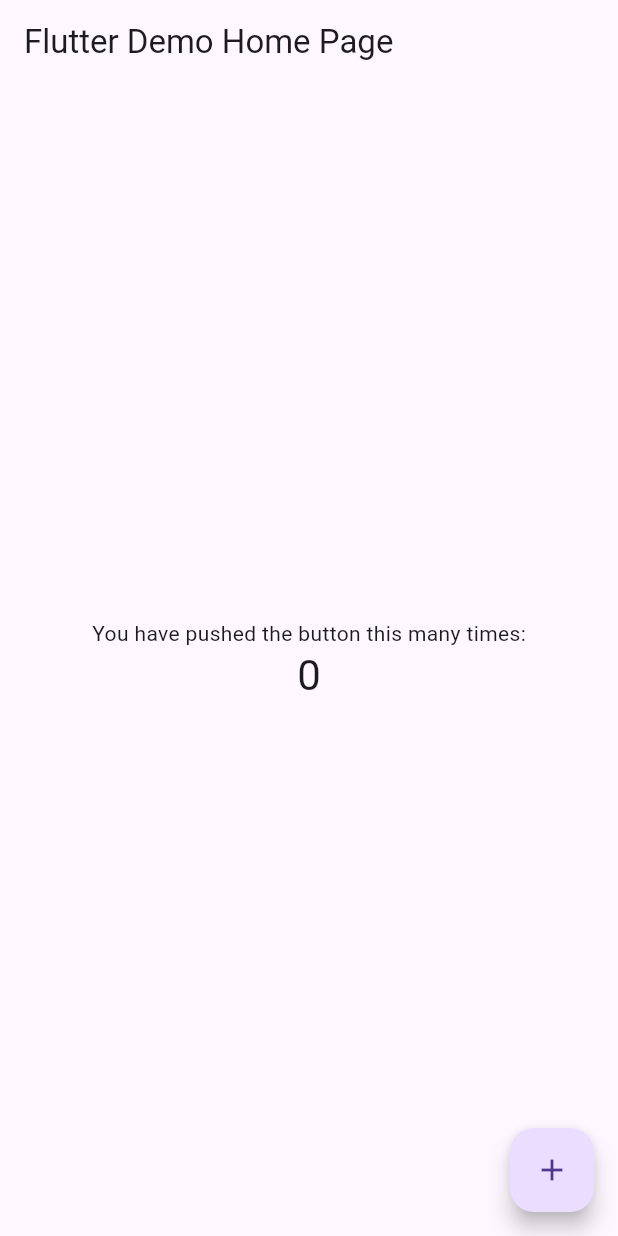
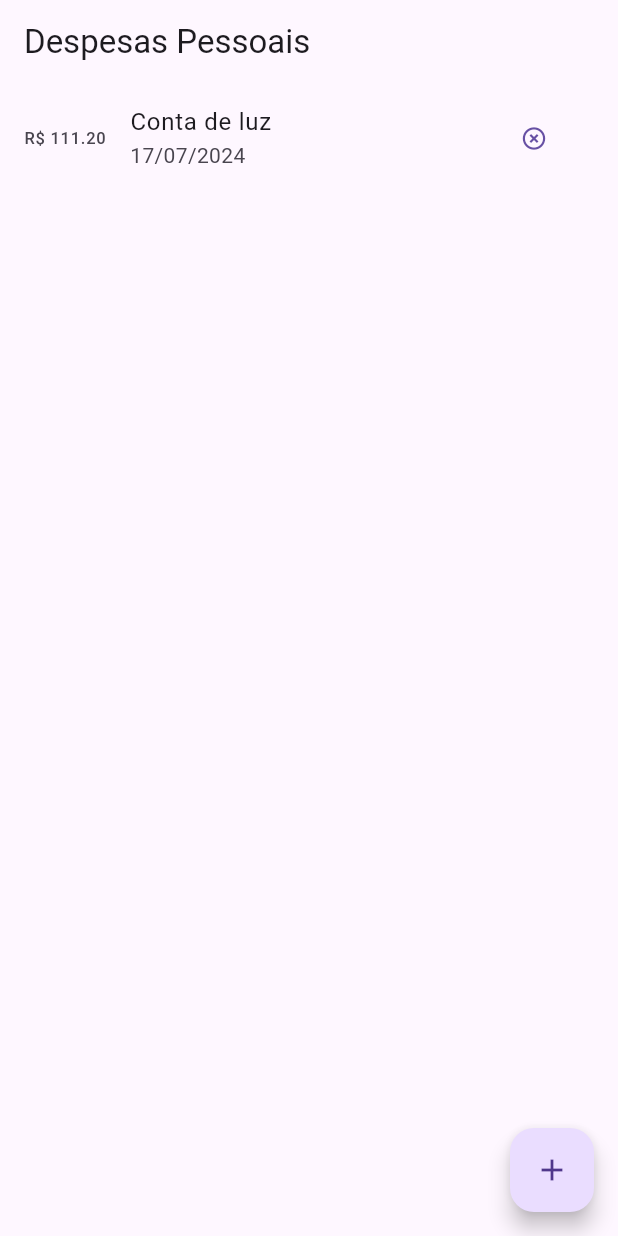
Before and after one commit to Jessyka/flutter-course, a Flutter app: the screen it shows after launch, on a phone screen of 412 x 824 dp. Run offline on Flutter 3.47's test engine with Material 3 defaults, Android fonts, the phone set to English and light mode, and no system bars; our stand-ins replace date_format.

Commit message:
primeira licao: criacao de formulario

```diff
--- a/expenses/lib/main.dart
+++ b/expenses/lib/main.dart
@@ -1,113 +1,20 @@
 import 'package:flutter/material.dart';
+
+import 'screens/home.dart';
 
 void main() {
   runApp(MyApp());
 }
 
 class MyApp extends StatelessWidget {
-  // This widget is the root of your application.
   @override
   Widget build(BuildContext context) {
     return MaterialApp(
       title: 'Flutter Demo',
       theme: ThemeData(
-        // This is the theme of your application.
-        //
-        // Try running your application with "flutter run". You'll see the
-        // application has a blue toolbar. Then, without quitting the app, try
-        // changing the primarySwatch below to Colors.green and then invoke
-        // "hot reload" (press "r" in the console where you ran "flutter run",
-        // or simply save your changes to "hot reload" in a Flutter IDE).
-        // Notice that the counter didn't reset back to zero; the application
-        // is not restarted.
-        primarySwatch: Colors.blue,
+        primarySwatch: Colors.deepPurple,
       ),
-      home: MyHomePage(title: 'Flutter Demo Home Page'),
+      home: HomePage(title: 'Despesas Pessoais'),
     );
   }
 }
-
-class MyHomePage extends StatefulWidget {
-  MyHomePage({Key? key, required this.title}) : super(key: key);
-
-  // This widget is the home page of your application. It is stateful, meaning
-  // that it has a State object (defined below) that contains fields that affect
-  // how it looks.
-
-  // This class is the configuration for the state. It holds the values (in this
-  // case the title) provided by the parent (in this case the App widget) and
-  // used by the build method of the State. Fields in a Widget subclass are
-  // always marked "final".
-
-  final String title;
-
-  @override
-  _MyHomePageState createState() => _MyHomePageState();
-}
-
-class _MyHomePageState extends State<MyHomePage> {
-  int _counter = 0;
-
-  void _incrementCounter() {
-    setState(() {
-      // This call to setState tells the Flutter framework that something has
-      // changed in this State, which causes it to rerun the build method below
-      // so that the display can reflect the updated values. If we changed
-      // _counter without calling setState(), then the build method would not be
-      // called again, and so nothing would appear to happen.
-      _counter++;
-    });
-  }
-
-  @override
-  Widget build(BuildContext context) {
-    // This method is rerun every time setState is called, for instance as done
-    // by the _incrementCounter method above.
-    //
-    // The Flutter framework has been optimized to make rerunning build methods
-    // fast, so that you can just rebuild anything that needs updating rather
-    // than having to individually change instances of widgets.
-    return Scaffold(
-      appBar: AppBar(
-        // Here we take the value from the MyHomePage object that was created by
-        // the App.build method, and use it to set our appbar title.
-        title: Text(widget.title),
-      ),
-      body: Center(
-        // Center is a layout widget. It takes a single child and positions it
-        // in the middle of the parent.
-        child: Column(
-          // Column is also a layout widget. It takes a list of children and
-          // arranges them vertically. By default, it sizes itself to fit its
-          // children horizontally, and tries to be as tall as its parent.
-          //
-          // Invoke "debug painting" (press "p" in the console, choose the
-          // "Toggle Debug Paint" action from the Flutter Inspector in Android
-          // Studio, or the "Toggle Debug Paint" command in Visual Studio Code)
-          // to see the wireframe for each widget.
-          //
-          // Column has various properties to control how it sizes itself and
-          // how it positions its children. Here we use mainAxisAlignment to
-          // center the children vertically; the main axis here is the vertical
-          // axis because Columns are vertical (the cross axis would be
-          // horizontal).
-          mainAxisAlignment: MainAxisAlignment.center,
-          children: <Widget>[
-            Text(
-              'You have pushed the button this many times:',
-            ),
-            Text(
-              '$_counter',
-              style: Theme.of(context).textTheme.headline4,
-            ),
-          ],
-        ),
-      ),
-      floatingActionButton: FloatingActionButton(
-        onPressed: _incrementCounter,
-        tooltip: 'Increment',
-        child: Icon(Icons.add),
-      ), // This trailing comma makes auto-formatting nicer for build methods.
-    );
-  }
-}
--- /dev/null
+++ b/expenses/lib/models/expense.dart
@@ -0,0 +1,7 @@
+class Expense{
+  final String description;
+  final double value;
+  final DateTime transaction_date;
+
+  Expense(this.description, this.value, this.transaction_date);
+}
--- /dev/null
+++ b/expenses/lib/screens/home.dart
@@ -0,0 +1,80 @@
+import 'package:expenses/models/expense.dart';
+import 'package:expenses/screens/add_expense.dart';
+import 'package:flutter/material.dart';
+import 'package:date_format/date_format.dart';
+
+
+class HomePage extends StatefulWidget {
+
+  HomePage({Key? key, required this.title}) : super(key: key);
+
+  final String title;
+
+  @override
+  _HomePageState createState() => _HomePageState();
+}
+
+class _HomePageState extends State<HomePage> {
+  List<Expense> _expenses = [
+    new Expense('Conta de luz', 111.20, DateTime.now())
+  ];
+
+  void _removeExpense(Expense expense){
+    setState(() {
+      _expenses.remove(expense);
+    });
+  }
+
+  void _pushAddScreen(BuildContext context) {
+    final value = Navigator.of(context).push(MaterialPageRoute<Expense>(
+    builder: (BuildContext context) {
+      return AddExpense();
+      },
+    ));
+
+    value.then((value) => {
+      if(value != null) _saveExpense(value)
+    });
+  }
+
+  void _saveExpense(Expense expense){
+    setState(() {
+      _expenses.add(expense);
+    });
+  }
+
+  @override
+  Widget build(BuildContext context) {
+    return Scaffold(
+      appBar: AppBar(
+        title: Text(widget.title),
+      ),
+      body: Center(
+        child:
+        _expenses.length > 0 ? ListView(
+          children:  <Widget> [for(var item in _expenses ) ListTile(
+              leading: Text('R\$ ${item.value.toStringAsFixed(2)}'),
+              title: Text(item.description),
+              subtitle: Text(formatDate(item.transaction_date, [dd, '/', mm, '/', yyyy])),
+              trailing: TextButton(
+                onPressed: () => _removeExpense(item),
+                child: Icon(Icons.highlight_remove))
+            )],
+        )
+        : Column(
+          mainAxisAlignment: MainAxisAlignment.center,
+          children: <Widget>[
+            Text(
+              'Nenhuma transação cadastrada.',
+            ),
+          ],
+        ),
+      ),
+      floatingActionButton: FloatingActionButton(
+        onPressed: () => _pushAddScreen(context),
+        tooltip: 'Increment',
+        child: Icon(Icons.add),
+      ), // This trailing comma makes auto-formatting nicer for build methods.
+    );
+  }
+}
--- a/expenses/pubspec.yaml
+++ b/expenses/pubspec.yaml
@@ -28,6 +28,8 @@ dependencies:
   # The following adds the Cupertino Icons font to your application.
   # Use with the CupertinoIcons class for iOS style icons.
   cupertino_icons: ^1.0.2
+  date_format: ^2.0.7
+  intl: ^0.18.1
 
 dev_dependencies:
   flutter_test:
```
Also changed, not shown: expenses/lib/components/datepickerfield.dart (added, +52 -0 lines), expenses/lib/components/textfield.dart (added, +33 -0 lines), expenses/lib/screens/add_expense.dart (added, +46 -0 lines), expenses/pubspec.lock.
